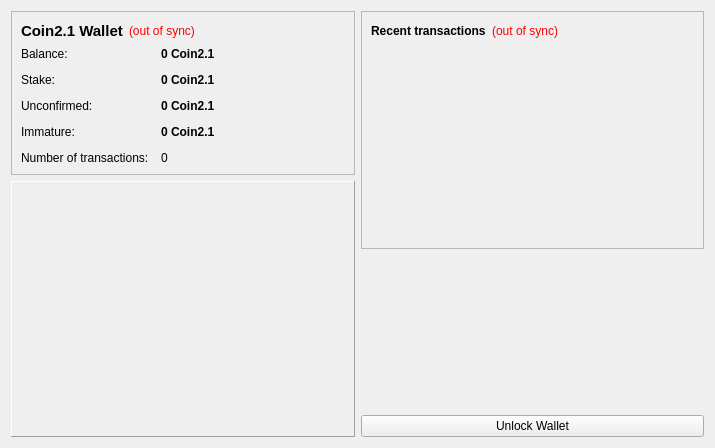
Old version of the form src/qt/forms/overviewpage.ui in the repository 298541/Coin2.1.
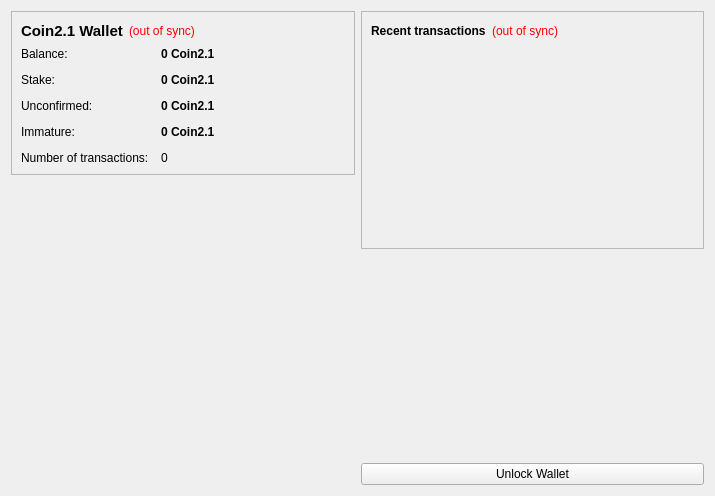
New version of the form.

What changed in the file:
```diff
--- a/src/qt/forms/overviewpage.ui
+++ b/src/qt/forms/overviewpage.ui
@@ -7,7 +7,7 @@
     <x>0</x>
     <y>0</y>
     <width>715</width>
-    <height>447</height>
+    <height>496</height>
    </rect>
   </property>
   <property name="windowTitle">
@@ -231,34 +231,6 @@
        </property>
       </spacer>
      </item>
-     <item>
-      <widget class="QLabel" name="coin2">
-       <property name="minimumSize">
-        <size>
-         <width>256</width>
-         <height>256</height>
-        </size>
-       </property>
-       <property name="frameShape">
-        <enum>QFrame::Panel</enum>
-       </property>
-       <property name="frameShadow">
-        <enum>QFrame::Raised</enum>
-       </property>
-       <property name="text">
-        <string/>
-       </property>
-       <property name="scaledContents">
-        <bool>true</bool>
-       </property>
-       <property name="alignment">
-        <set>Qt::AlignCenter</set>
-       </property>
-       <property name="margin">
-        <number>-2</number>
-       </property>
-      </widget>
-     </item>
     </layout>
    </item>
    <item>
```
